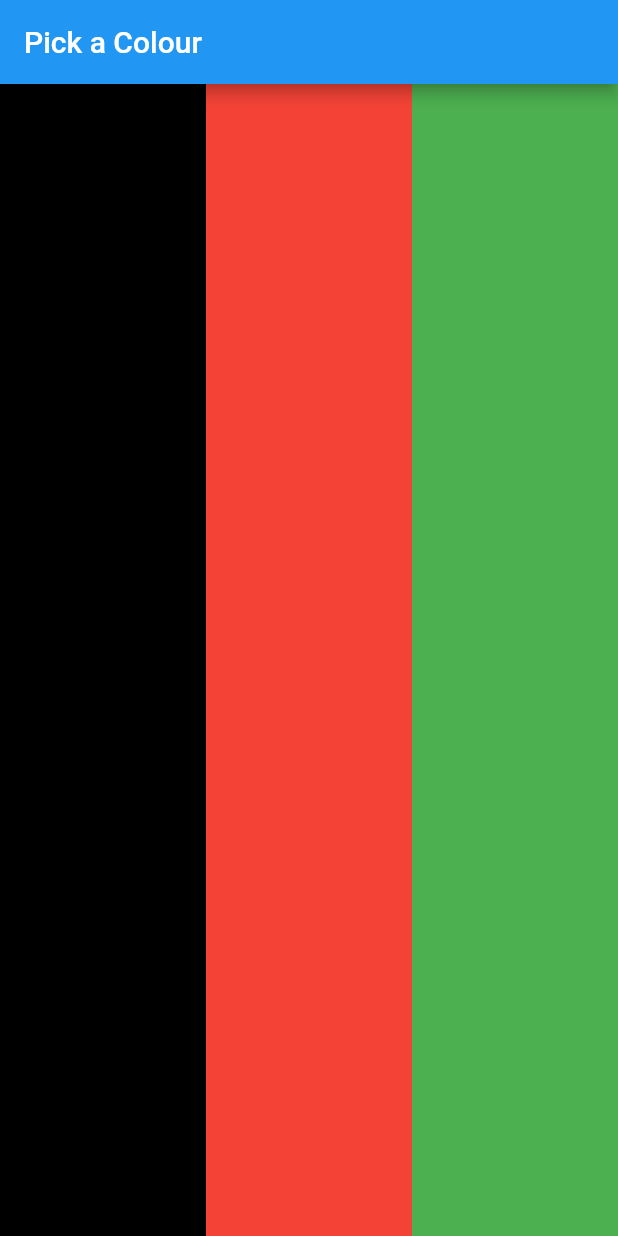
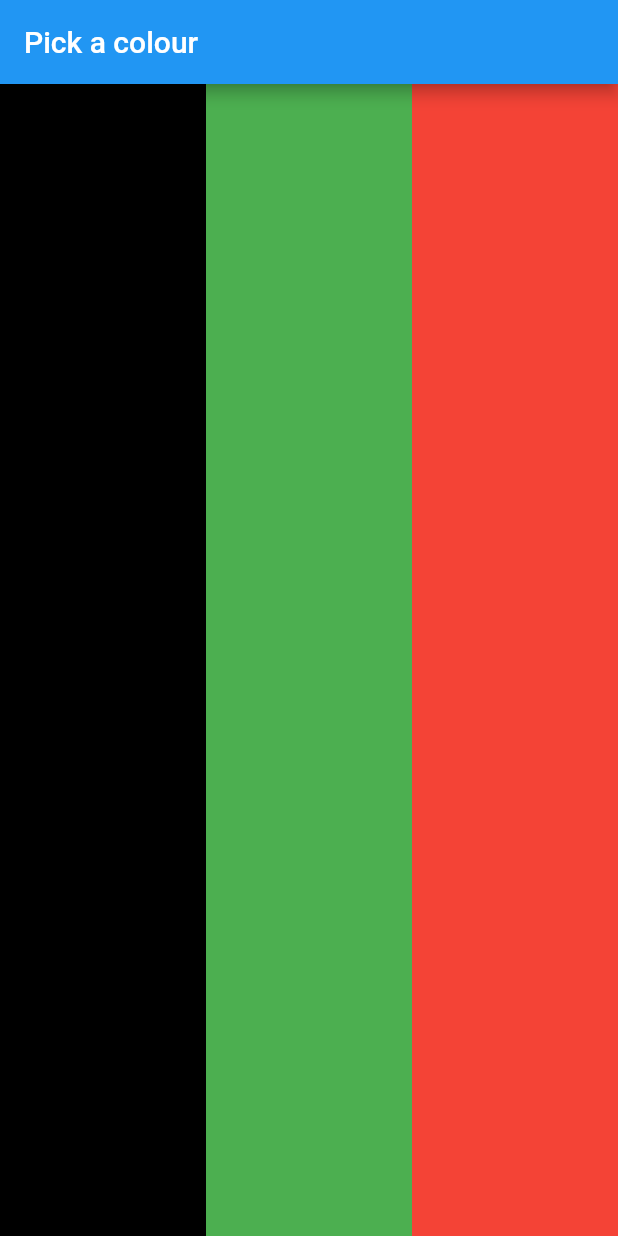
Before and after one commit to vyasakanksha/the-colour-app, a Flutter app: the screen it shows after launch, on a phone screen of 412 x 824 dp. Run offline on Flutter 3.47's test engine with Material 2 defaults, Android fonts, the phone set to English and light mode, and no system bars.

Commit message:
v0.1 -basic structure

```diff
--- a/lib/colour.dart
+++ /dev/null
@@ -1,34 +0,0 @@
-import 'dart:async';
-import 'package:flutter/material.dart';
-import 'package:flutter_test/flutter_test.dart';
-import 'one-colour.dart';
-
-class MyWidget extends StatelessWidget {
-  const MyWidget({Key? key}) : super(key: key);
-
-  @override
-  Widget build(BuildContext context) {
-    return Row(
-      mainAxisSize: MainAxisSize.max,
-      children: [
-        Expanded(child: MyButton(c: Colors.black)),
-        Expanded(child: MyButton(c: Colors.red)),
-        Expanded(child: MyButton(c: Colors.green)),
-      ],
-    );
-  }
-}
-
-class BlueBox extends StatelessWidget {
-  @override
-  Widget build(BuildContext context) {
-    return Container(
-      width: 50,
-      height: 50,
-      decoration: BoxDecoration(
-        color: Colors.blue,
-        border: Border.all(),
-      ),
-    );
-  }
-}
--- /dev/null
+++ b/lib/consts/colours.dart
@@ -0,0 +1,7 @@
+import 'package:flutter/material.dart';
+
+const Color primary = Colors.yellow;
+
+const Color black = Color(0xff000000);
+const Color green = Color(0xff4caf50);
+const Color red = Color(0xfff44336);
--- /dev/null
+++ b/lib/consts/strings.dart
@@ -0,0 +1,3 @@
+const String appName = "Colour";
+
+const String pickAColour = "Pick a colour";
--- a/lib/main.dart
+++ b/lib/main.dart
@@ -1,21 +1,26 @@
 import 'package:flutter/material.dart';
-import 'colour.dart';
+import 'package:my_app/consts/colours.dart';
 
-void main() => runApp(MyApp());
+// Consts
+import 'package:my_app/consts/strings.dart' as Strings;
 
-class MyApp extends StatelessWidget {
+// Screens
+import 'package:my_app/screens/home/screen.dart';
+
+void main() => runApp(
+      ColourApp(),
+    );
+
+class ColourApp extends StatelessWidget {
   @override
   Widget build(BuildContext context) {
     return MaterialApp(
-      title: 'The Color App',
-      home: Scaffold(
-        appBar: AppBar(
-          title: const Text('Pick a Colour'),
-        ),
-        body: const Center(
-          child: MyWidget(),
-        ),
+      debugShowCheckedModeBanner: false,
+      theme: ThemeData(
+        primaryColor: primary,
       ),
+      title: Strings.appName,
+      home: HomeScreen(),
     );
   }
 }
--- a/lib/one-colour.dart
+++ /dev/null
@@ -1,30 +0,0 @@
-import 'package:flutter/material.dart';
-
-class MyButton extends StatelessWidget {
-  final Color c;
-  const MyButton({Key? key, required this.c}) : super(key: key);
-
-  @override
-  Widget build(BuildContext context) {
-    return GestureDetector(
-      onTap: () {
-        print('$c was tapped!');
-      },
-      child: Container(
-        decoration: BoxDecoration(color: c),
-      ),
-    );
-  }
-}
-
-void main() {
-  runApp(
-    const MaterialApp(
-      home: Scaffold(
-        body: Center(
-          child: MyButton(c: Colors.black),
-        ),
-      ),
-    ),
-  );
-}
--- /dev/null
+++ b/lib/screens/home/screen.dart
@@ -0,0 +1,49 @@
+import 'package:flutter/material.dart';
+
+// Consts
+import 'package:my_app/consts/colours.dart' as Colours;
+import 'package:my_app/consts/strings.dart' as Strings;
+
+// Widgets
+import 'package:my_app/screens/home/widgets/colour.dart';
+
+class HomeScreen extends StatelessWidget {
+  const HomeScreen({
+    Key? key,
+  }) : super(key: key);
+
+  @override
+  Widget build(BuildContext context) {
+    return Scaffold(
+      appBar: AppBar(
+        title: const Text(Strings.pickAColour),
+      ),
+      body: buildBody(),
+    );
+  }
+
+  Center buildBody() {
+    return Center(
+      child: Row(
+        mainAxisSize: MainAxisSize.max,
+        children: [
+          Expanded(
+            child: ColourWidget(
+              colour: Colours.black,
+            ),
+          ),
+          Expanded(
+            child: ColourWidget(
+              colour: Colours.green,
+            ),
+          ),
+          Expanded(
+            child: ColourWidget(
+              colour: Colours.red,
+            ),
+          ),
+        ],
+      ),
+    );
+  }
+}
--- /dev/null
+++ b/lib/screens/home/widgets/colour.dart
@@ -0,0 +1,21 @@
+import 'package:flutter/material.dart';
+
+class ColourWidget extends StatelessWidget {
+  final Color colour;
+  const ColourWidget({
+    Key? key,
+    required this.colour,
+  }) : super(key: key);
+
+  @override
+  Widget build(BuildContext context) {
+    return GestureDetector(
+      onTap: () => print("$colour tapped."),
+      child: Container(
+        decoration: BoxDecoration(
+          color: colour,
+        ),
+      ),
+    );
+  }
+}
```
Also changed, not shown: pubspec.lock, 1 other file.
